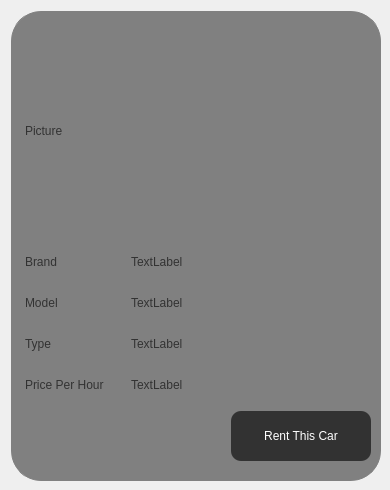
Before: the Qt Designer form UI_Form/car_description.ui in Eggceptional14/CanRentalApp, drawn with Qt 5.
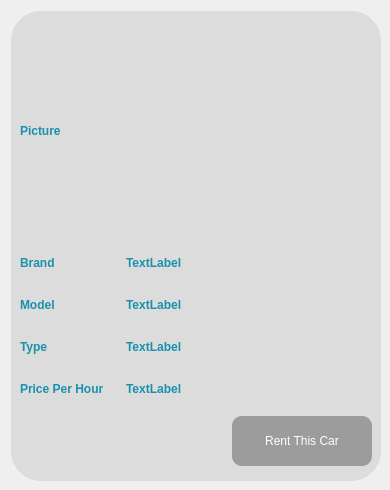
After: the same form once the commit is applied.

Commit message: Update car description widget gui

Diff of the .ui file:
```diff
--- a/UI_Form/car_description.ui
+++ b/UI_Form/car_description.ui
@@ -27,15 +27,18 @@
   </property>
   <property name="styleSheet">
    <string notr="true">QFrame{
-	background: grey;
-	border: 1px solid grey;
+	background-color: #DCDCDC;
+	border: none;
 	border-radius: 30px;
 	padding: 0px;
 }
 
 QLabel {
-	color: #323232;
-}</string>
+	font-weight: bold;
+	color: #1891ac;
+}
+
+</string>
   </property>
   <layout class="QVBoxLayout" name="verticalLayout">
    <item>
@@ -284,7 +287,7 @@
           <property name="styleSheet">
            <string notr="true">QPushButton {
 	color: white;
-	background-color: #323232;
+	background-color: #9C9C9C;
 	border-color: grey;
 	border-radius: 10px;
 	padding: 0px;
```
Left out of the diff: 2 changed lines with no effect on the pictures. The commit also changes 3 other files.
